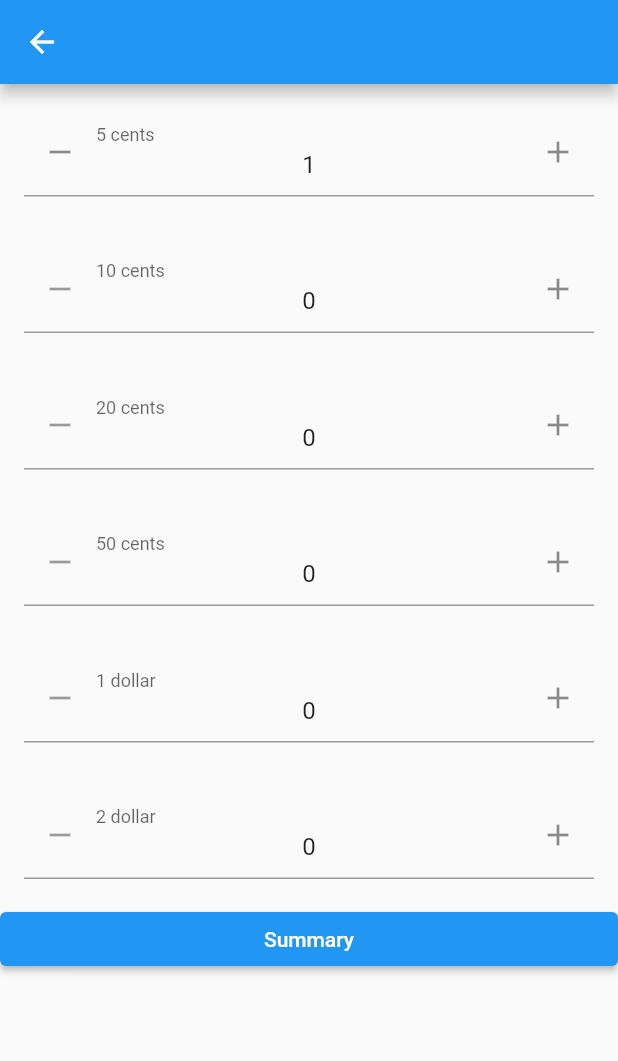
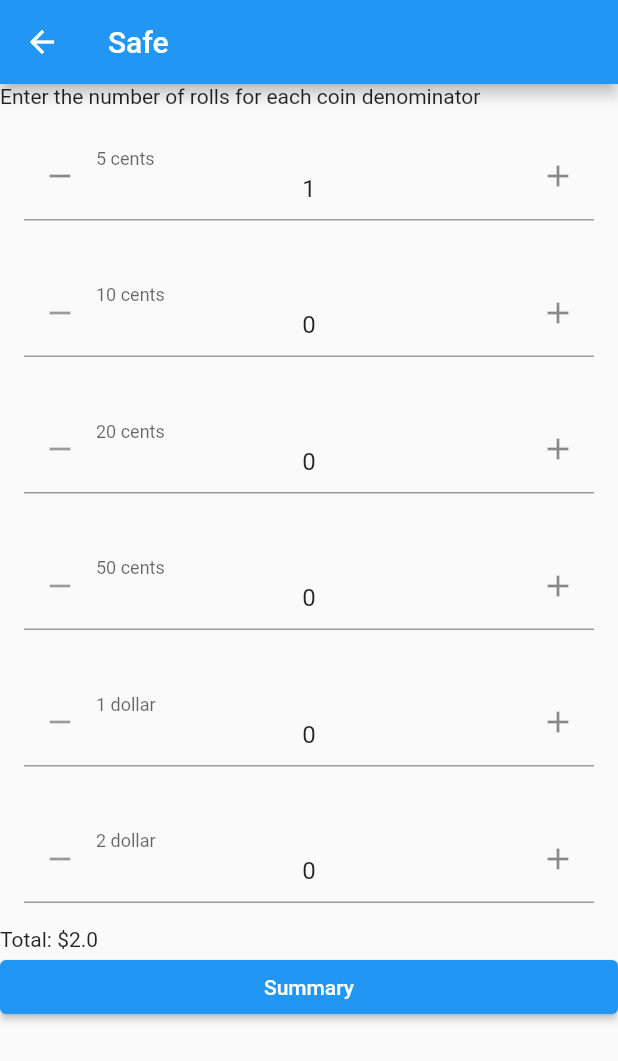
Before and after one commit to G-Tang2/g-tang2.github.io, a Flutter app: the SafePage screen opened by its route, after a tap on the "add" icon, on a phone screen of 412 x 824 dp. Shown: the top 1061 px of the screen. Run offline on Flutter 3.47's test engine with Material 2 defaults, Android fonts, the phone set to English and light mode, and no system bars; drawn by our look-alikes of flutter_spinbox.

Commit message:
Display safe total amount on safe page

```diff
--- a/lib/page/safe.dart
+++ b/lib/page/safe.dart
@@ -19,15 +19,17 @@ class _SafePageState extends State<SafePage> {
 
   @override
   Widget build(BuildContext context) => Scaffold(
-      appBar: AppBar(),
+      appBar: AppBar(title: const Text('Safe')),
       body: Scrollbar(
           child: ListView(children: [
+        const Text('Enter the number of rolls for each coin denominator'),
         HorizontalSpinBox(0, '5 cents'),
         HorizontalSpinBox(1, '10 cents'),
         HorizontalSpinBox(2, '20 cents'),
         HorizontalSpinBox(3, '50 cents'),
         HorizontalSpinBox(4, '1 dollar'),
         HorizontalSpinBox(5, '2 dollar'),
+        Text('Total: \$${context.watch<SafeModel>().getTotal}'),
         ElevatedButton(
             onPressed: () {
               Navigator.pushNamed(context, '/summary');
--- a/lib/provider/safe_provider.dart
+++ b/lib/provider/safe_provider.dart
@@ -18,5 +18,8 @@ class SafeModel with ChangeNotifier {
       .map((value) => value[0] * value[1])
       .reduce((value, element) => value + element);
 
-  void set(int i, double n) => _count[i] = n;
+  void set(int i, double n) {
+    _count[i] = n;
+    notifyListeners();
+  }
 }
```
